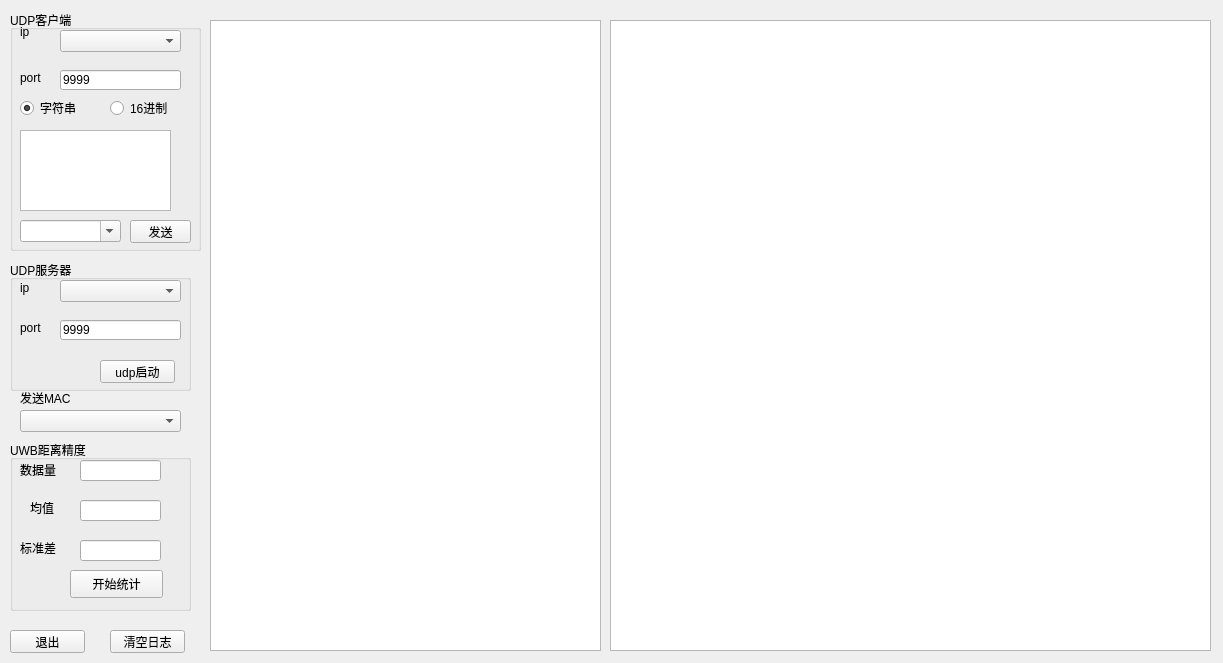
This is KProjNetTest/test_prj1.ui in listen0428/GIT_KProjNetTest as Qt 5 draws it before an edit. The edited form follows.
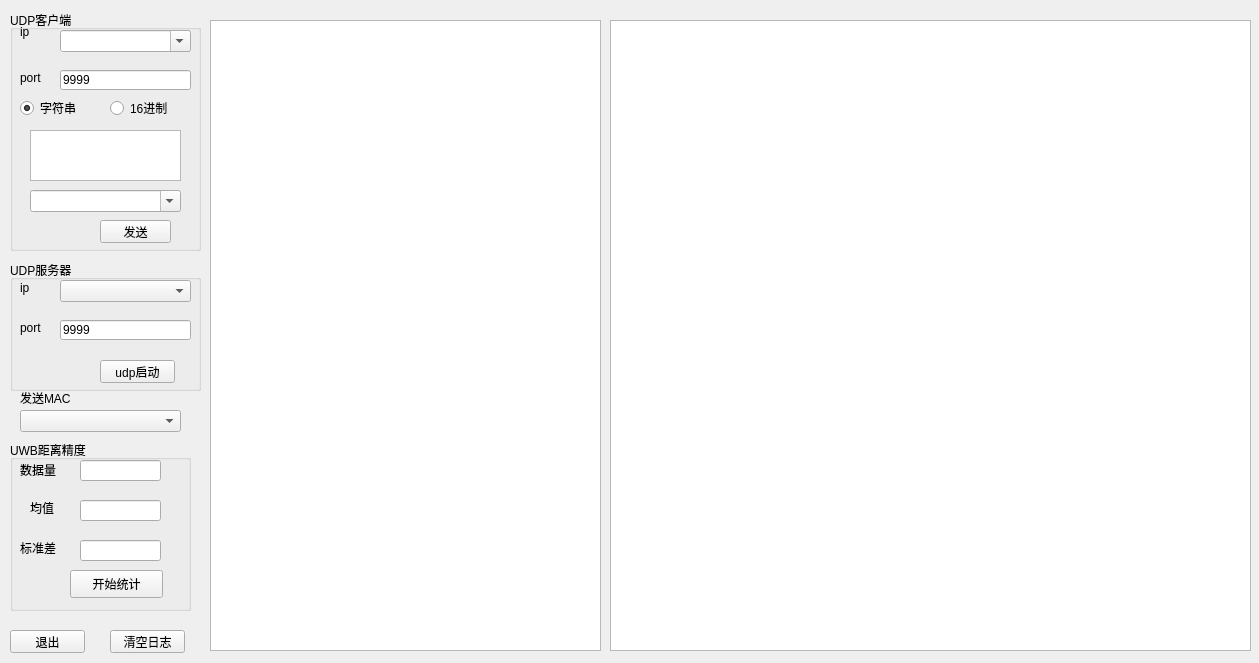
This is the edited form.

Commit message: 1、完善处理异常处理； 2、优化用户界面。

What changed in the file:
```diff
--- a/KProjNetTest/test_prj1.ui
+++ b/KProjNetTest/test_prj1.ui
@@ -6,7 +6,7 @@
    <rect>
     <x>0</x>
     <y>0</y>
-    <width>1223</width>
+    <width>1259</width>
     <height>663</height>
    </rect>
   </property>
@@ -69,7 +69,7 @@
     <rect>
      <x>10</x>
      <y>260</y>
-     <width>181</width>
+     <width>191</width>
      <height>131</height>
     </rect>
    </property>
@@ -94,7 +94,7 @@
      <rect>
       <x>50</x>
       <y>60</y>
-      <width>121</width>
+      <width>131</width>
       <height>20</height>
      </rect>
     </property>
@@ -107,7 +107,7 @@
      <rect>
       <x>50</x>
       <y>20</y>
-      <width>121</width>
+      <width>131</width>
       <height>22</height>
      </rect>
     </property>
@@ -168,12 +168,12 @@
      <rect>
       <x>50</x>
       <y>20</y>
-      <width>121</width>
+      <width>131</width>
       <height>22</height>
      </rect>
     </property>
     <property name="editable">
-     <bool>false</bool>
+     <bool>true</bool>
     </property>
     <property name="currentText">
      <string/>
@@ -190,7 +190,7 @@
      <rect>
       <x>50</x>
       <y>60</y>
-      <width>121</width>
+      <width>131</width>
       <height>20</height>
      </rect>
     </property>
@@ -259,9 +259,9 @@
    <widget class="QComboBox" name="cB_order">
     <property name="geometry">
      <rect>
-      <x>10</x>
-      <y>210</y>
-      <width>101</width>
+      <x>20</x>
+      <y>180</y>
+      <width>151</width>
       <height>22</height>
      </rect>
     </property>
@@ -278,10 +278,10 @@
    <widget class="QTextEdit" name="tE_send">
     <property name="geometry">
      <rect>
-      <x>10</x>
+      <x>20</x>
       <y>120</y>
       <width>151</width>
-      <height>81</height>
+      <height>51</height>
      </rect>
     </property>
     <property name="autoFormatting">
@@ -291,9 +291,9 @@
    <widget class="QPushButton" name="pB_send">
     <property name="geometry">
      <rect>
-      <x>120</x>
+      <x>90</x>
       <y>210</y>
-      <width>61</width>
+      <width>71</width>
       <height>23</height>
      </rect>
     </property>
@@ -399,7 +399,7 @@
     <rect>
      <x>610</x>
      <y>20</y>
-     <width>601</width>
+     <width>641</width>
      <height>631</height>
     </rect>
    </property>
```
The commit also changes 7 other files.
